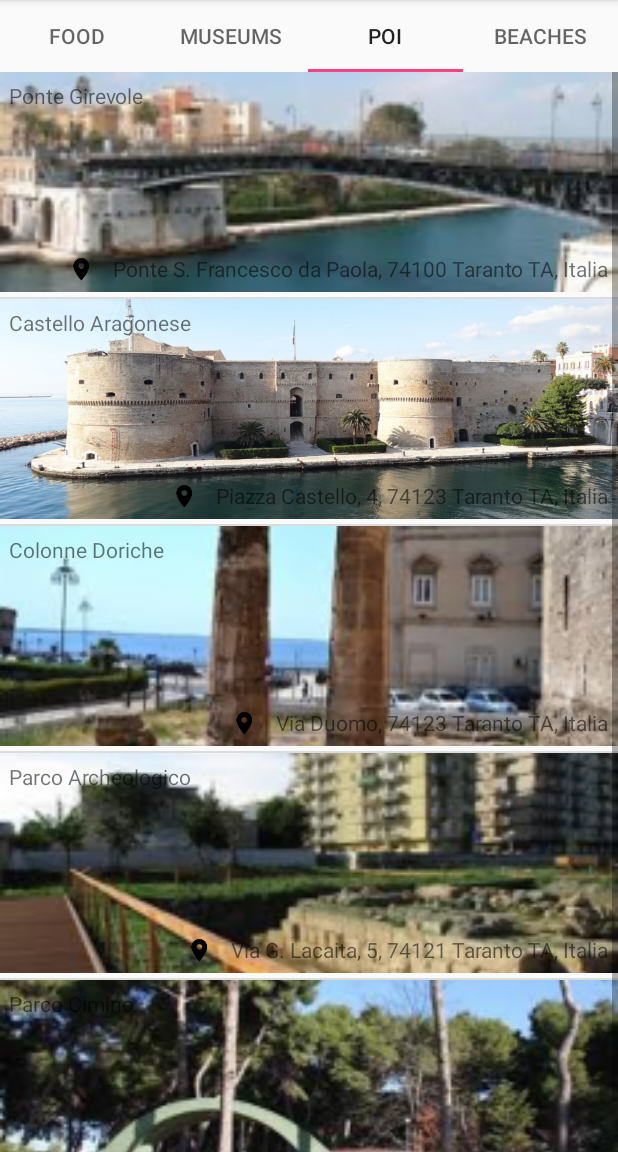
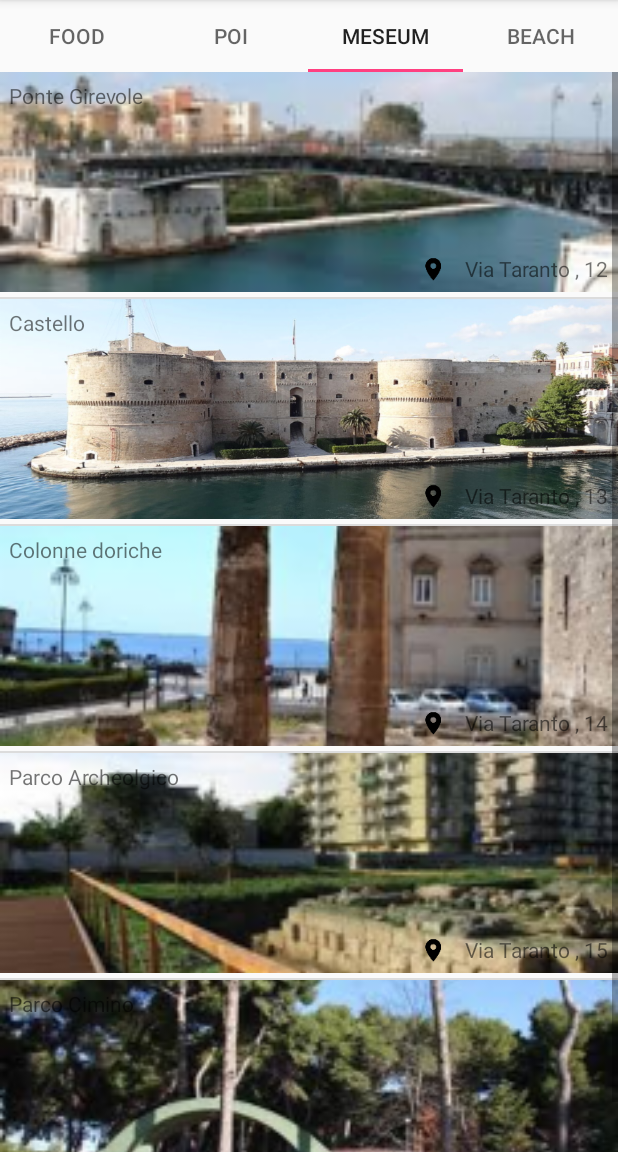
Before and after one commit to Amedeof/TarantoGuide, an Android app: the screen it shows after launch (MainActivity), tab 3 chosen, on a phone screen of 412 x 824 dp, the part 84-1236 px from its top. Run offline under Robolectric (Android 15) with nearby library versions, the phone set to English and light mode, and no system bars.

Commit message:
Changed required after project review.

```diff
--- a/app/src/main/java/com/example/android/tarantoguide/BeachesFragment.java
+++ b/app/src/main/java/com/example/android/tarantoguide/BeachesFragment.java
@@ -35,11 +35,13 @@ public class BeachesFragment extends Fragment {
 
         // Create a fake list of earthquake locations.
         ArrayList<Location> locations = new ArrayList<>();
-        locations.add(new Location("Saturo", "Leporano", R.drawable.beach_1));
-        locations.add(new Location("Porto Pirrone", "Leporano", R.drawable.beach_2));
-        locations.add(new Location("Jamaica", "Lizzano", R.drawable.beach_3));
-        locations.add(new Location("Baia del pescatore", "Leporano", R.drawable.beach_4));
-        locations.add(new Location("Onda blu", "Pulsano", R.drawable.beach_5));
+        locations.add(new Location(R.string.beach_1, R.string.address_beach_1, R.drawable.beach_1));
+        locations.add(new Location(R.string.beach_2, R.string.address_beach_2, R.drawable.beach_2));
+        locations.add(new Location(R.string.beach_3, R.string.address_beach_3, R.drawable.beach_3));
+        locations.add(new Location(R.string.beach_4, R.string.address_beach_4, R.drawable.beach_4));
+        locations.add(new Location(R.string.beach_5, R.string.address_beach_5, R.drawable.beach_5));
+
+
 
         LocationAdapter Location = new LocationAdapter(getActivity(), locations);
         final ListView listView = (ListView) rootview.findViewById(R.id.list);
--- a/app/src/main/java/com/example/android/tarantoguide/FragmentAdapter.java
+++ b/app/src/main/java/com/example/android/tarantoguide/FragmentAdapter.java
@@ -1,5 +1,6 @@
 package com.example.android.tarantoguide;
 
+import android.content.Context;
 import android.support.v4.app.Fragment;
 import android.support.v4.app.FragmentManager;
 import android.support.v4.app.FragmentPagerAdapter;
@@ -7,11 +8,11 @@ import android.widget.Adapter;
 
 public class FragmentAdapter extends FragmentPagerAdapter {
 
-    private String tabTitles[] = new String[]{"Food", "Museums",
-            "POI", "Beaches"};
+    private Context mContext;
 
-    public FragmentAdapter(FragmentManager fm) {
+    public FragmentAdapter(Context context, FragmentManager fm) {
         super(fm);
+        mContext = context;
     }
 
     @Override
@@ -27,16 +28,17 @@ public class FragmentAdapter extends FragmentPagerAdapter {
         }
     }
 
+
     @Override
     public CharSequence getPageTitle(int position) {
         if (position == 0) {
-            return tabTitles[0];
+            return mContext.getString(R.string.category_restaurants);
         } else if (position == 1) {
-            return tabTitles[1];
+            return mContext.getString(R.string.category_poi);
         } else if (position == 2) {
-            return tabTitles[2];
+            return mContext.getString(R.string.category_meseums);
         } else {
-            return tabTitles[3];
+            return mContext.getString(R.string.category_beaches);
         }
     }
 
--- a/app/src/main/java/com/example/android/tarantoguide/Location.java
+++ b/app/src/main/java/com/example/android/tarantoguide/Location.java
@@ -6,8 +6,8 @@ public class Location {
      * Parameters of Location object
      */
 
-    private String mNameLocation;
-    private String mAddressLocation;
+    private int mNameLocation;
+    private int mAddressLocation;
     private int mImageLocation;
 
     /**
@@ -19,7 +19,7 @@ public class Location {
     /*
     Constructor
      */
-    public Location(String nameLocation, String addressLocation, int imageLocation) {
+    public Location(int nameLocation, int addressLocation, int imageLocation) {
         mNameLocation = nameLocation;
         mAddressLocation = addressLocation;
         mImageLocation = imageLocation;
@@ -29,14 +29,14 @@ public class Location {
 Get Location's name
  */
 
-    public String getNameLocation() {
+    public int getNameLocation() {
         return mNameLocation;
     }
 /*
 Get Location's address
  */
 
-    public String getAddressLocation() {
+    public int getAddressLocation() {
         return mAddressLocation;
     }
 
--- a/app/src/main/java/com/example/android/tarantoguide/MainActivity.java
+++ b/app/src/main/java/com/example/android/tarantoguide/MainActivity.java
@@ -1,5 +1,6 @@
 package com.example.android.tarantoguide;
 
+import android.content.Context;
 import android.support.design.widget.TabLayout;
 import android.support.v4.view.ViewPager;
 import android.support.v4.app.FragmentManager;
@@ -21,7 +22,7 @@ public class MainActivity extends AppCompatActivity {
         ViewPager viewPager = (ViewPager) findViewById(R.id.viewpager);
 
         // Create an adapter that knows which fragment should be shown on each page
-        FragmentAdapter adapter = new FragmentAdapter(getSupportFragmentManager());
+        FragmentAdapter adapter = new FragmentAdapter(this, getSupportFragmentManager());
 
         // Set the adapter onto the view pager
         viewPager.setAdapter(adapter);
--- a/app/src/main/java/com/example/android/tarantoguide/MesuemFragment.java
+++ b/app/src/main/java/com/example/android/tarantoguide/MesuemFragment.java
@@ -36,9 +36,8 @@ public class MesuemFragment extends Fragment {
 
         // Create a fake list of earthquake locations.
         ArrayList<Location> locations = new ArrayList<>();
-        locations.add(new Location("Museo Nazionale", "Via Cavour, 10, 74123 Taranto TA, Italia", R.drawable.museum_1));
-        locations.add(new Location("Museo Spartano", "Corso Vittorio Emanuele II, 39, 74123 Taranto TA, Italia", R.drawable.museum_2));
-
+        locations.add(new Location(R.string.museum_1, R.string.address_meseum_1, R.drawable.museum_1));
+        locations.add(new Location(R.string.museum_2, R.string.address_meseum_2, R.drawable.museum_2));
 
         LocationAdapter Location = new LocationAdapter(getActivity(), locations);
         final ListView listView = (ListView) rootview.findViewById(R.id.list);
--- a/app/src/main/java/com/example/android/tarantoguide/RestaurantFragment.java
+++ b/app/src/main/java/com/example/android/tarantoguide/RestaurantFragment.java
@@ -36,10 +36,10 @@ public class RestaurantFragment extends Fragment {
 
         // Create a fake list of earthquake locations.
         ArrayList<Location> locations = new ArrayList<>();
-        locations.add(new Location("Ristorante Città Vecchia", "Via Lungomare 1, Taranto", R.drawable.ristorante_1));
-        locations.add(new Location("Ristorante Momò", "Corso Antico 12, Taranto", R.drawable.ristorante_2));
-        locations.add(new Location("Ristorante La Sirentta", "Corso Nuovo 4, Taranto", R.drawable.ristorante_3));
-        locations.add(new Location("Ristorante Il Faro", "Via Principe 56, Taranto", R.drawable.ristorante_4));
+        locations.add(new Location(R.string.restaurant_1, R.string.address_restaurant_1, R.drawable.ristorante_1));
+        locations.add(new Location(R.string.restaurant_2, R.string.address_restaurant_2, R.drawable.ristorante_2));
+        locations.add(new Location(R.string.restaurant_3, R.string.address_restaurant_3, R.drawable.ristorante_3));
+        locations.add(new Location(R.string.restaurant_4, R.string.address_restaurant_4, R.drawable.ristorante_4));
 
 
         LocationAdapter Location = new LocationAdapter(getActivity(), locations);
--- a/app/src/main/java/com/example/android/tarantoguide/TurismFragment.java
+++ b/app/src/main/java/com/example/android/tarantoguide/TurismFragment.java
@@ -34,11 +34,11 @@ public class TurismFragment extends Fragment {
 
         // Create a fake list of earthquake locations.
         ArrayList<Location> locations = new ArrayList<>();
-        locations.add(new Location("Ponte Girevole", "Ponte S. Francesco da Paola, 74100 Taranto TA, Italia", R.drawable.turism_1));
-        locations.add(new Location("Castello Aragonese", "Piazza Castello, 4, 74123 Taranto TA, Italia", R.drawable.turism_2));
-        locations.add(new Location("Colonne Doriche", "Via Duomo, 74123 Taranto TA, Italia", R.drawable.turism_3));
-        locations.add(new Location("Parco Archeologico", "Via G. Lacaita, 5, 74121 Taranto TA, Italia", R.drawable.turism_4));
-        locations.add(new Location("Parco Cimino", "Pineta Cimino, 74121 Taranto TA, Italia", R.drawable.turism_5));
+        locations.add(new Location(R.string.poi_1, R.string.address_poi_1, R.drawable.turism_1));
+        locations.add(new Location(R.string.poi_2, R.string.address_poi_2, R.drawable.turism_2));
+        locations.add(new Location(R.string.poi_3, R.string.address_poi_3, R.drawable.turism_3));
+        locations.add(new Location(R.string.poi_4, R.string.address_poi_4, R.drawable.turism_4));
+        locations.add(new Location(R.string.poi_5, R.string.address_poi_5, R.drawable.turism_5));
 
 
         LocationAdapter Location = new LocationAdapter(getActivity(), locations);
--- a/app/src/main/res/values/strings.xml
+++ b/app/src/main/res/values/strings.xml
@@ -3,4 +3,40 @@
 
     <!-- TODO: Remove or change this placeholder text -->
     <string name="hello_blank_fragment">Hello blank fragment</string>
+    <string name="beach_1">Spiaggia Sole</string>
+    <string name="beach_2">Spiaggia Mare</string>
+    <string name="beach_3">Spiaggia Blu</string>
+    <string name="beach_4">Spiaggia Rossa</string>
+    <string name="beach_5">Spiaggia Gialle</string>
+    <string name="restaurant_1">Ristorante Pasta</string>
+    <string name="restaurant_2">Ristorante Pizza</string>
+    <string name="restaurant_3">Ristorante Mare</string>
+    <string name="restaurant_4">Ristorante Carne</string>
+    <string name="museum_1">Museo Statale</string>
+    <string name="museum_2">Museo Spartano</string>
+    <string name="poi_1">Ponte Girevole</string>
+    <string name="poi_2">Castello</string>
+    <string name="poi_3">Colonne doriche</string>
+    <string name="poi_4">Parco Archeolgico</string>
+    <string name="poi_5">Parco Cimino</string>
+    <string name="address_beach_1">Via Taranto , 1</string>
+    <string name="address_beach_2">Via Taranto , 2</string>
+    <string name="address_beach_3">Via Taranto , 3</string>
+    <string name="address_beach_4">Via Taranto , 4</string>
+    <string name="address_beach_5">Via Taranto , 5</string>
+    <string name="address_restaurant_1">Via Taranto , 6</string>
+    <string name="address_restaurant_2">Via Taranto , 7</string>
+    <string name="address_restaurant_3">Via Taranto , 8</string>
+    <string name="address_restaurant_4">Via Taranto , 9</string>
+    <string name="address_meseum_1">Via Taranto , 10</string>
+    <string name="address_meseum_2">Via Taranto , 11</string>
+    <string name="address_poi_1">Via Taranto , 12</string>
+    <string name="address_poi_2">Via Taranto , 13</string>
+    <string name="address_poi_3">Via Taranto , 14</string>
+    <string name="address_poi_4">Via Taranto , 15</string>
+    <string name="address_poi_5">Via Taranto , 16</string>
+    <string name="category_poi">POI</string>
+    <string name="category_restaurants">Food</string>
+    <string name="category_meseums">Meseum</string>
+    <string name="category_beaches">Beach</string>
 </resources>
```
